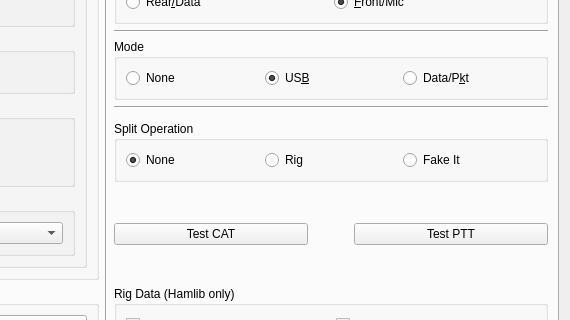
Above: Configuration.ui from uaro-radio/wsjtx before the change; both pictures show x 358 to 928 and y 242 to 562 of the 928 by 716 pixel window. Below: the same form after it.
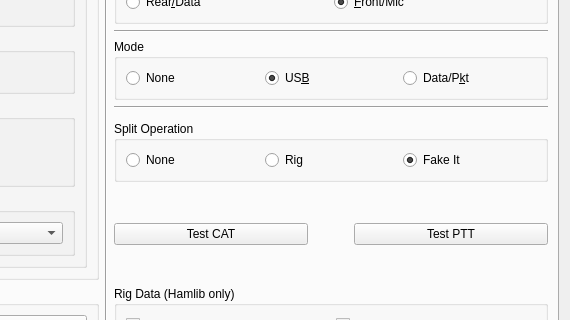
That is the form after the change. The open tabs and pages were chosen to show the change. Custom widgets are drawn as their Qt base class.

The edit to the form file:
```diff
--- a/Configuration.ui
+++ b/Configuration.ui
@@ -733,6 +733,9 @@
             <property name="text">
              <string>Fake It</string>
             </property>
+            <property name="checked">
+             <bool>true</bool>
+            </property>
             <attribute name="buttonGroup">
              <string notr="true">split_mode_button_group</string>
             </attribute>
@@ -760,7 +763,7 @@
              <string>None</string>
             </property>
             <property name="checked">
-             <bool>true</bool>
+             <bool>false</bool>
             </property>
             <attribute name="buttonGroup">
              <string notr="true">split_mode_button_group</string>
```
Left out of the diff: 8 changed lines with no effect on the pictures.
